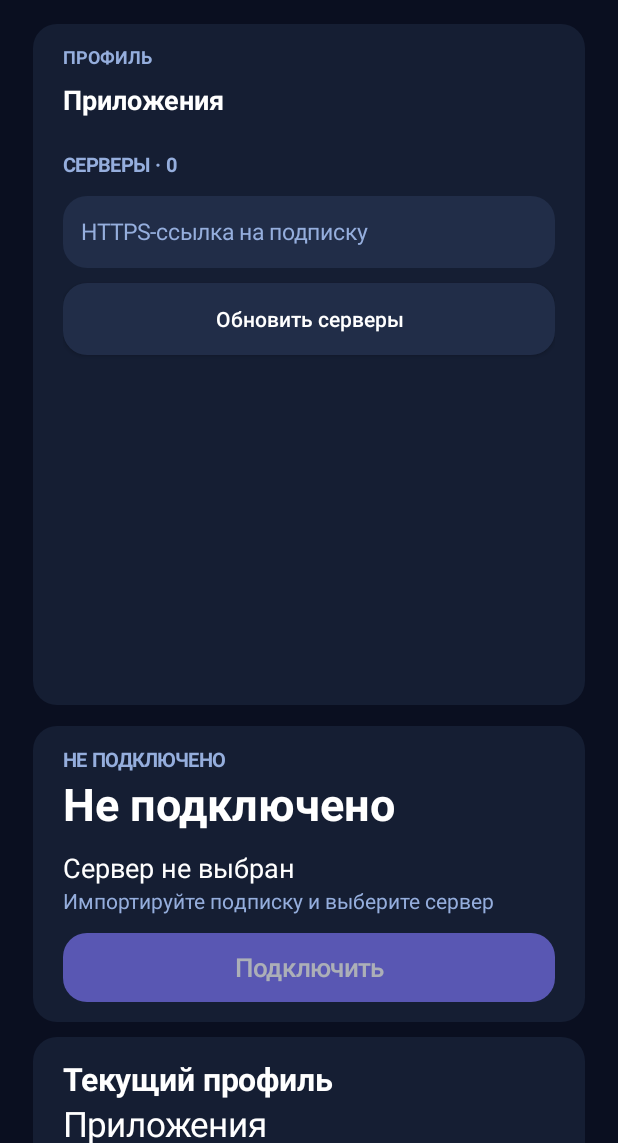
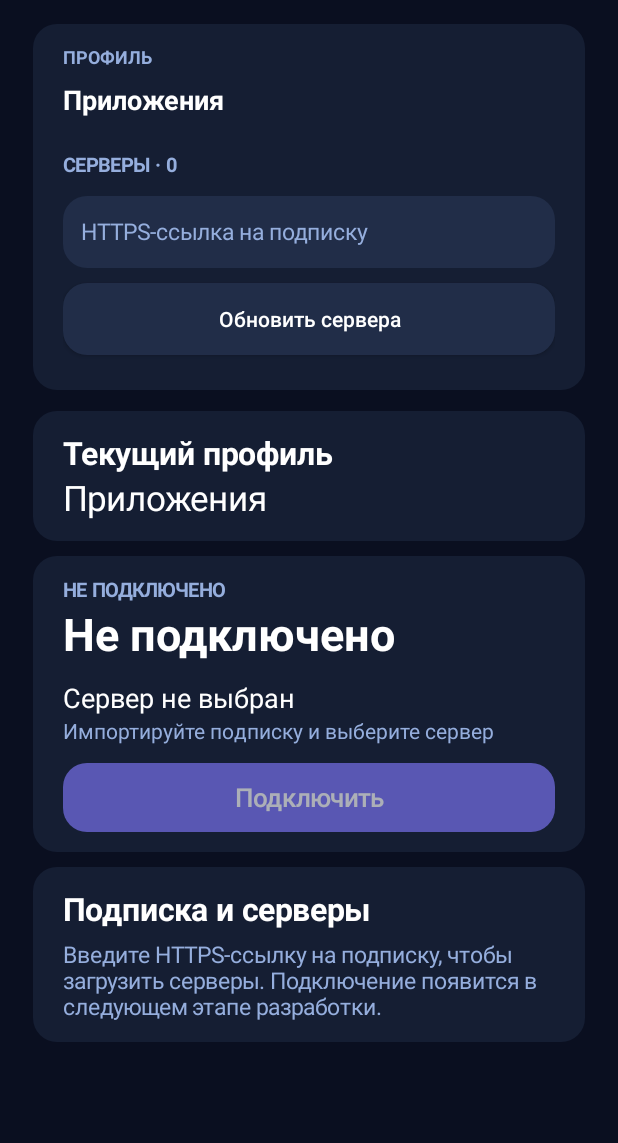
Before and after one commit to nikitabelkin0001-blip/PipidastorVPN, an Android app: the screen it shows after launch (MainActivity), on a phone screen of 412 x 824 dp, the part 93-1236 px from its top. Run offline under Robolectric (Android 15) with nearby library versions, the phone set to English and light mode, and no system bars.

Commit message:
Refine Android phone layout and connection cards

```diff
--- a/AndroidClient/app/src/main/java/com/pipidastr/vpn/MainActivity.java
+++ b/AndroidClient/app/src/main/java/com/pipidastr/vpn/MainActivity.java
@@ -46,11 +46,14 @@ public final class MainActivity extends Activity {
     private TextView serverDetails;
     private TextView serverCount;
     private Button refresh;
+    private ListView serverList;
+    private boolean wideLayout;
     private int selectedServer = -1;
 
     @Override public void onCreate(Bundle state) {
         super.onCreate(state);
         boolean wide = getResources().getConfiguration().screenWidthDp >= 700;
+        wideLayout = wide;
         LinearLayout root = new LinearLayout(this);
         root.setOrientation(LinearLayout.VERTICAL);
         root.setPadding(dp(22), dp(16), dp(22), dp(16));
@@ -115,7 +118,7 @@ public final class MainActivity extends Activity {
         sidebar.addView(urlInput, inputParams);
 
         refresh = new Button(this);
-        refresh.setText("Обновить серверы");
+        refresh.setText("Обновить сервера");
         refresh.setTextSize(14);
         refresh.setTextColor(Color.WHITE);
         refresh.setAllCaps(false);
@@ -126,6 +129,7 @@ public final class MainActivity extends Activity {
         sidebar.addView(refresh, refreshParams);
 
         ListView list = new ListView(this);
+        serverList = list;
         list.setDivider(null);
         list.setSelector(android.R.color.transparent);
         adapter = new ArrayAdapter<SubscriptionParser.Server>(this, android.R.layout.simple_list_item_1, servers) {
@@ -150,7 +154,7 @@ public final class MainActivity extends Activity {
             serverDetails.setText(server.host + ":" + server.port + " · " + server.protocol);
             adapter.notifyDataSetChanged();
         });
-        LinearLayout.LayoutParams listParams = new LinearLayout.LayoutParams(-1, wide ? 0 : dp(210), wide ? 1 : 0);
+        LinearLayout.LayoutParams listParams = new LinearLayout.LayoutParams(-1, 0, wide ? 1 : 0);
         listParams.topMargin = dp(10);
         sidebar.addView(list, listParams);
 
@@ -158,9 +162,16 @@ public final class MainActivity extends Activity {
         detailsColumn.setOrientation(LinearLayout.VERTICAL);
         body.addView(detailsColumn, new LinearLayout.LayoutParams(wide ? 0 : -1, wide ? -1 : -2, wide ? 1 : 0));
 
+        LinearLayout profileCard = card();
+        LinearLayout.LayoutParams profileCardParams = new LinearLayout.LayoutParams(-1, -2);
+        if (!wide) profileCardParams.topMargin = dp(14);
+        detailsColumn.addView(profileCard, profileCardParams);
+        profileCard.addView(text("Текущий профиль", 21, Color.WHITE, true));
+        profileCard.addView(text("Приложения", 23, Color.WHITE, false));
+
         LinearLayout connection = card();
         LinearLayout.LayoutParams connectionParams = new LinearLayout.LayoutParams(-1, -2);
-        if (!wide) connectionParams.topMargin = dp(14);
+        connectionParams.topMargin = dp(10);
         detailsColumn.addView(connection, connectionParams);
         connection.addView(text("НЕ ПОДКЛЮЧЕНО", 13, MUTED, true));
         connection.addView(text("Не подключено", 30, Color.WHITE, true));
@@ -182,19 +193,12 @@ public final class MainActivity extends Activity {
         connectParams.topMargin = dp(12);
         connection.addView(connect, connectParams);
 
-        LinearLayout profileCard = card();
-        LinearLayout.LayoutParams profileCardParams = new LinearLayout.LayoutParams(-1, -2);
-        profileCardParams.topMargin = dp(10);
-        detailsColumn.addView(profileCard, profileCardParams);
-        profileCard.addView(text("Текущий профиль", 21, Color.WHITE, true));
-        profileCard.addView(text("Приложения", 23, Color.WHITE, false));
-
         LinearLayout infoCard = card();
         LinearLayout.LayoutParams infoParams = new LinearLayout.LayoutParams(-1, -2);
         infoParams.topMargin = dp(10);
         detailsColumn.addView(infoCard, infoParams);
         infoCard.addView(text("Подписка и серверы", 21, Color.WHITE, true));
-        status = text("Введите HTTPS-ссылку на подписку. Подключение станет доступно после обновления.", 15, MUTED, false);
+        status = text("Введите HTTPS-ссылку на подписку, чтобы загрузить серверы. Подключение появится в следующем этапе разработки.", 15, MUTED, false);
         LinearLayout.LayoutParams statusParams = new LinearLayout.LayoutParams(-1, -2);
         statusParams.topMargin = dp(6);
         infoCard.addView(status, statusParams);
@@ -247,6 +251,11 @@ public final class MainActivity extends Activity {
                     servers.addAll(result.servers);
                     selectedServer = -1;
                     adapter.notifyDataSetChanged();
+                    if (!wideLayout) {
+                        LinearLayout.LayoutParams listLayout = (LinearLayout.LayoutParams) serverList.getLayoutParams();
+                        listLayout.height = dp(Math.min(servers.size() * 72, 252));
+                        serverList.setLayoutParams(listLayout);
+                    }
                     serverCount.setText("СЕРВЕРЫ · " + servers.size());
                     status.setText("Серверов: " + servers.size() + "; пропущено: " + result.skipped);
                     refresh.setEnabled(true);
```
